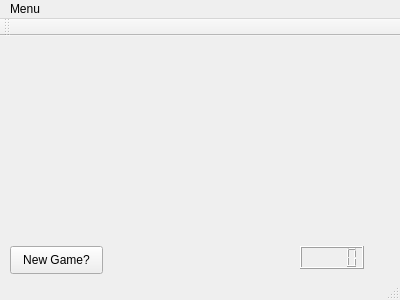
First picture: the form in mainwindow.ui, repository amesma/PIC10C_FINAL, before the edit.
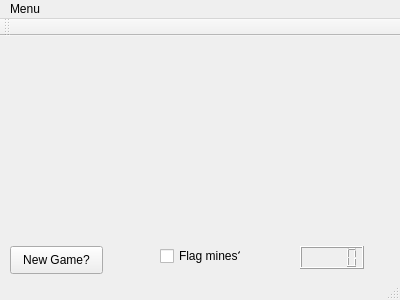
Second picture: the form after the edit.

```diff
--- a/mainwindow.ui
+++ b/mainwindow.ui
@@ -48,6 +48,19 @@
     </property>
     <layout class="QGridLayout" name="gameLayout"/>
    </widget>
+   <widget class="QCheckBox" name="flag_box">
+    <property name="geometry">
+     <rect>
+      <x>160</x>
+      <y>210</y>
+      <width>81</width>
+      <height>20</height>
+     </rect>
+    </property>
+    <property name="text">
+     <string>Flag mines?</string>
+    </property>
+   </widget>
   </widget>
   <widget class="QMenuBar" name="menuBar">
    <property name="geometry">
```
